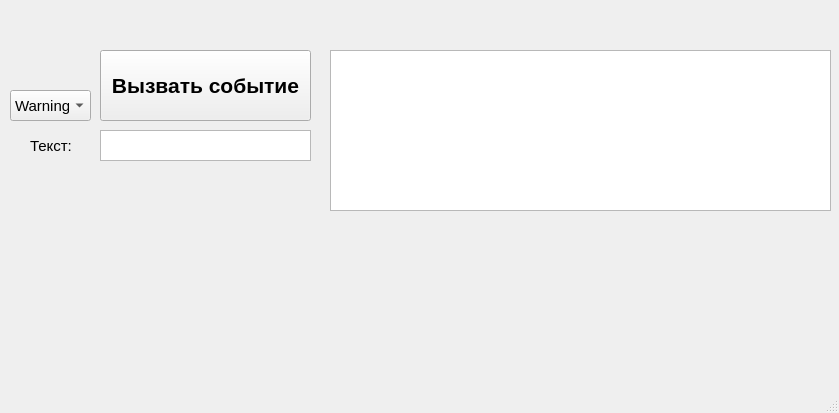
Qt form mainwindow.ui (edfefegeger/Qt_win_status) before a commit.
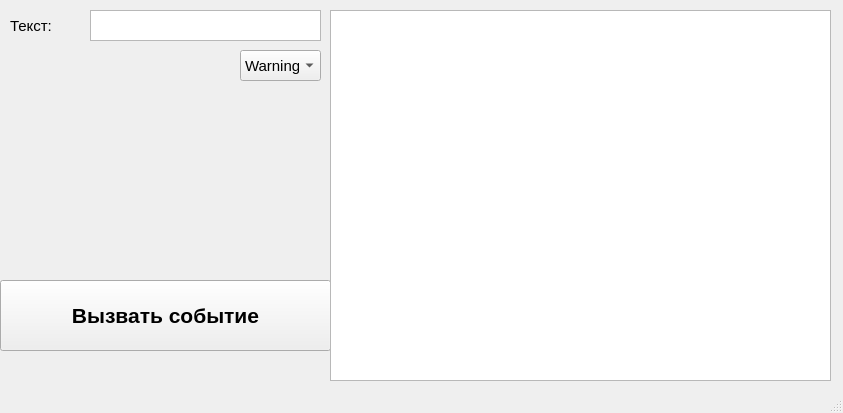
The same form after that commit.

The edit to the form file:
```diff
--- a/mainwindow.ui
+++ b/mainwindow.ui
@@ -6,7 +6,7 @@
    <rect>
     <x>0</x>
     <y>0</y>
-    <width>839</width>
+    <width>843</width>
     <height>413</height>
    </rect>
   </property>
@@ -22,9 +22,9 @@
    <widget class="QPushButton" name="pushButton">
     <property name="geometry">
      <rect>
-      <x>100</x>
-      <y>50</y>
-      <width>211</width>
+      <x>0</x>
+      <y>280</y>
+      <width>331</width>
       <height>71</height>
      </rect>
     </property>
@@ -41,8 +41,8 @@
    <widget class="QComboBox" name="comboBox_2">
     <property name="geometry">
      <rect>
-      <x>10</x>
-      <y>90</y>
+      <x>240</x>
+      <y>50</y>
       <width>81</width>
       <height>31</height>
      </rect>
@@ -70,17 +70,17 @@
     <property name="geometry">
      <rect>
       <x>330</x>
-      <y>50</y>
+      <y>10</y>
       <width>501</width>
-      <height>161</height>
+      <height>371</height>
      </rect>
     </property>
    </widget>
    <widget class="QLabel" name="label">
     <property name="geometry">
      <rect>
-      <x>30</x>
-      <y>130</y>
+      <x>10</x>
+      <y>10</y>
       <width>41</width>
       <height>31</height>
      </rect>
@@ -92,9 +92,9 @@
    <widget class="QTextEdit" name="textEdit_2">
     <property name="geometry">
      <rect>
-      <x>100</x>
-      <y>130</y>
-      <width>211</width>
+      <x>90</x>
+      <y>10</y>
+      <width>231</width>
       <height>31</height>
      </rect>
     </property>
```
Left out of the diff: 2 changed lines with no effect on the pictures.
